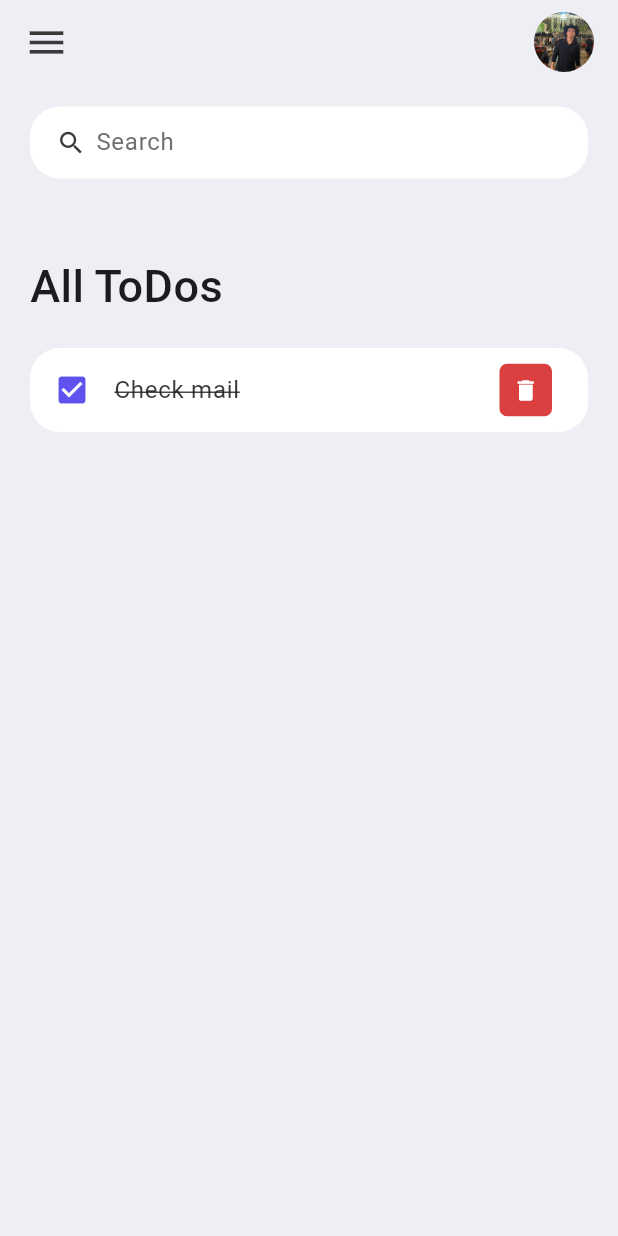
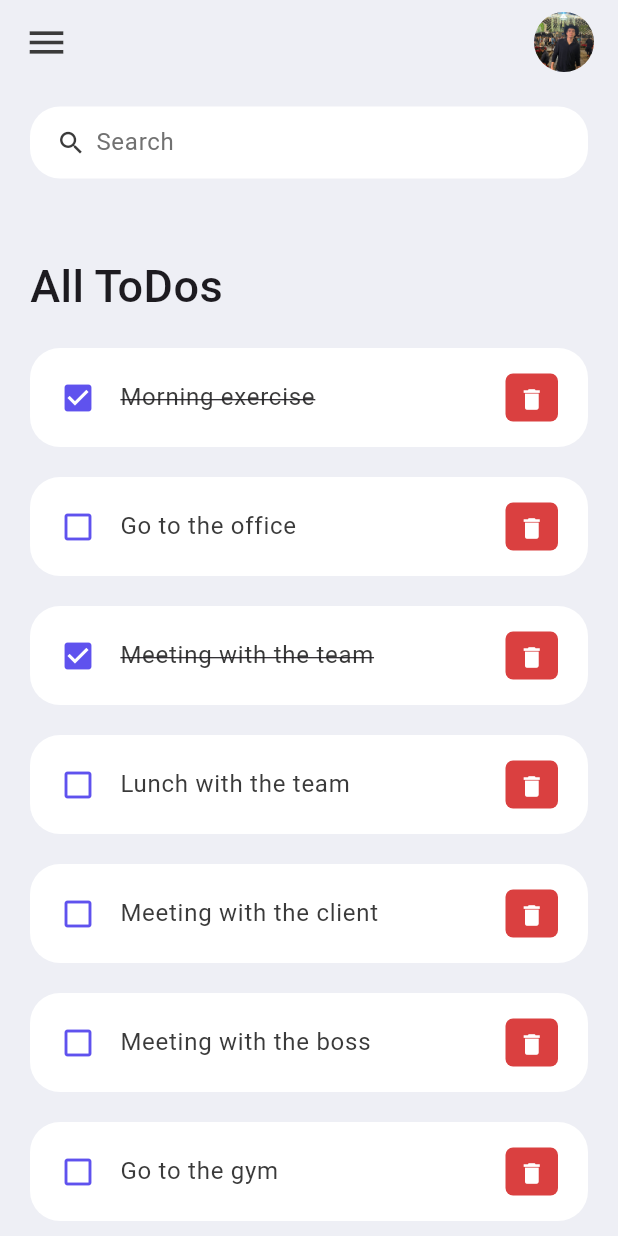
Before and after one commit to ArturoDuCas/flutter_todo_app, a Flutter app: the screen it shows after launch, on a phone screen of 412 x 824 dp. Run offline on Flutter 3.47's test engine with Material 3 defaults, Android fonts, the phone set to English and light mode, and no system bars.

Commit message:
feat: create change todo item appearance if is done

```diff
--- a/lib/main.dart
+++ b/lib/main.dart
@@ -14,7 +14,7 @@ class MyApp extends StatelessWidget {
   Widget build(BuildContext context) {
     SystemChrome.setSystemUIOverlayStyle(
         const SystemUiOverlayStyle(statusBarColor: Colors.transparent));
-    return const MaterialApp(
+    return MaterialApp(
       title: 'ToDo App',
       debugShowCheckedModeBanner: false,
       home: Home(),
--- /dev/null
+++ b/lib/model/todo.dart
@@ -0,0 +1,23 @@
+class ToDo {
+  String? id;
+  String? todoText;
+  bool isDone;
+
+  ToDo({
+    required this.id,
+    required this.todoText,
+    this.isDone = false,
+  });
+
+  static List<ToDo> todoList() {
+    return [
+      ToDo(id: "01", todoText: "Morning exercise", isDone: true),
+      ToDo(id: "02", todoText: "Go to the office", isDone: false),
+      ToDo(id: "03", todoText: "Meeting with the team", isDone: true),
+      ToDo(id: "04", todoText: "Lunch with the team", isDone: false),
+      ToDo(id: "05", todoText: "Meeting with the client", isDone: false),
+      ToDo(id: "06", todoText: "Meeting with the boss", isDone: false),
+      ToDo(id: "07", todoText: "Go to the gym", isDone: false),
+    ];
+  }
+}
--- a/lib/screens/home.dart
+++ b/lib/screens/home.dart
@@ -1,9 +1,12 @@
 import "package:flutter/material.dart";
-import "package:todo_app/constants/colors.dart";
-import "package:todo_app/widgets/todo_item.dart";
+import "../constants/colors.dart";
+import "../model/todo.dart";
+import "../widgets/todo_item.dart";
 
 class Home extends StatelessWidget {
-  const Home({Key? key}) : super(key: key);
+  Home({Key? key}) : super(key: key);
+
+  final todosList = ToDo.todoList();
 
   @override
   Widget build(BuildContext context) {
@@ -31,7 +34,10 @@ class Home extends StatelessWidget {
                       ),
                     ),
                   ),
-                  ToDoItem(),
+                  for (ToDo todoo in todosList)
+                    ToDoItem(
+                      todo: todoo,
+                    ),
                 ],
               ),
             ),
--- a/lib/widgets/todo_item.dart
+++ b/lib/widgets/todo_item.dart
@@ -1,31 +1,43 @@
 import "package:flutter/material.dart";
-import "package:todo_app/constants/colors.dart";
+import "../constants/colors.dart";
+import "../model/todo.dart";
 
 class ToDoItem extends StatelessWidget {
-  const ToDoItem({super.key});
+  final ToDo todo;
+
+  const ToDoItem({Key? key, required this.todo}) : super(key: key);
 
   @override
   Widget build(BuildContext context) {
     return Container(
+      margin: EdgeInsets.only(bottom: 20),
       child: ListTile(
-        onTap: () {},
+        onTap: () {
+          print("Clicked on ToDo item");
+        },
         shape: RoundedRectangleBorder(
           borderRadius: BorderRadius.circular(20),
         ),
+        contentPadding: const EdgeInsets.symmetric(
+          horizontal: 20,
+          vertical: 5,
+        ),
         tileColor: Colors.white,
-        leading: const Icon(
-          Icons.check_box,
+        leading: Icon(
+          todo.isDone ? Icons.check_box : Icons.check_box_outline_blank,
           color: tdBlue,
         ),
-        title: const Text(
-          "Check mail",
+        title: Text(
+          todo.todoText!,
           style: TextStyle(
             fontSize: 16,
             color: tdBlack,
-            decoration: TextDecoration.lineThrough,
+            decoration: todo.isDone ? TextDecoration.lineThrough : null,
           ),
         ),
         trailing: Container(
+          padding: const EdgeInsets.all(0),
+          margin: const EdgeInsets.symmetric(vertical: 12),
           height: 35,
           width: 35,
           decoration: BoxDecoration(
@@ -35,8 +47,10 @@ class ToDoItem extends StatelessWidget {
           child: IconButton(
             color: Colors.white,
             iconSize: 18,
-            icon: Icon(Icons.delete),
-            onPressed: () {},
+            icon: const Icon(Icons.delete),
+            onPressed: () {
+              print("Clicked on delete button");
+            },
           ),
         ),
       ),
```
